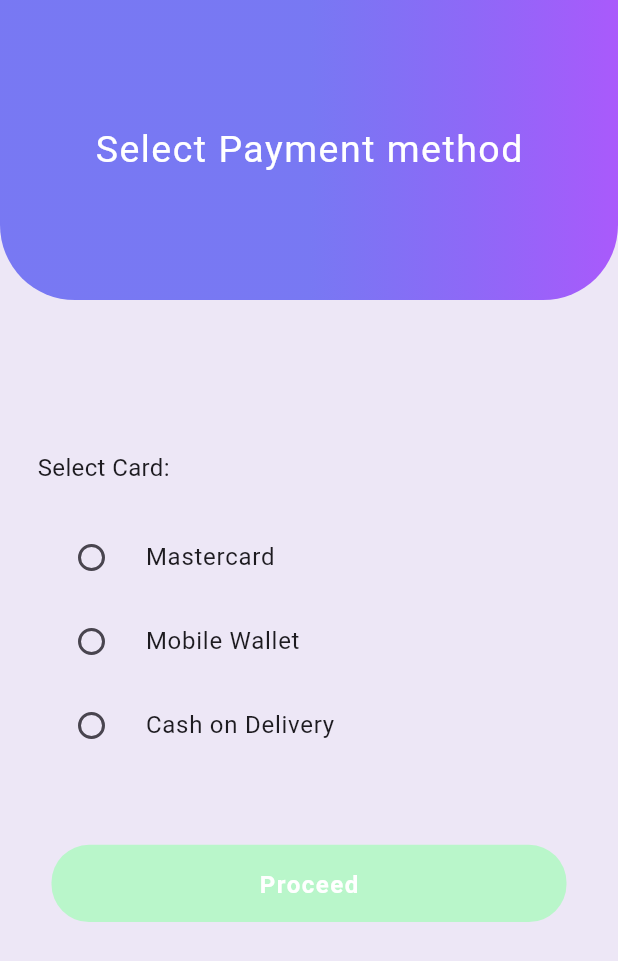
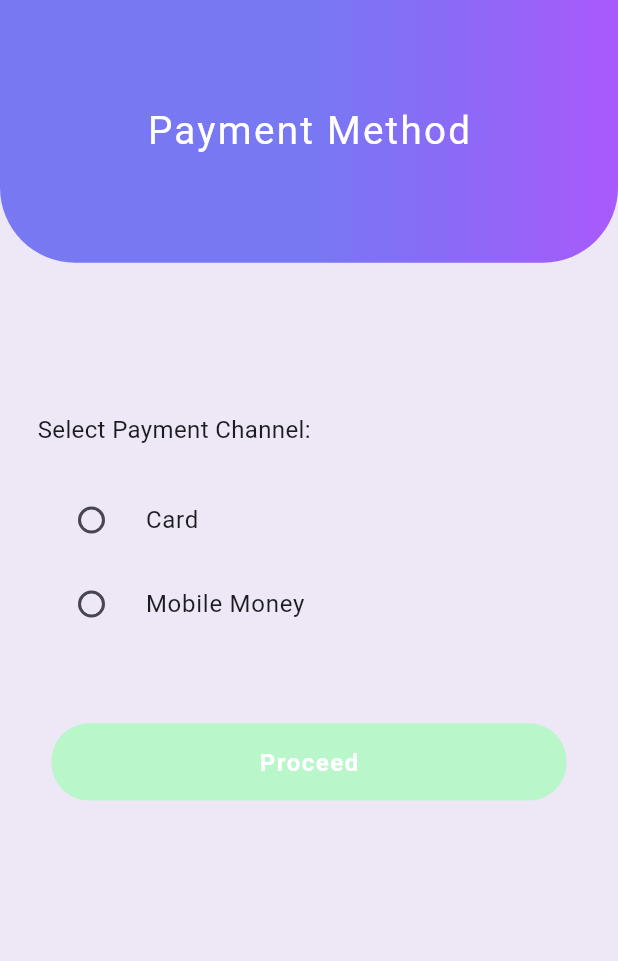
Before and after one commit to Khaleb165/cawil, a Flutter app: the PaymentMethodPage screen opened directly, on a phone screen of 412 x 824 dp. Shown: the top 961 px of the screen. Run offline on Flutter 3.47's test engine with Material 3 defaults, Android fonts, the phone set to English and light mode, and no system bars; our stand-ins replace dio, dotted_line, flutter_custom_clippers, flutter_dotenv, hive_flutter, page_transition and 1 more; missing offline and left inert: awesome_dio_interceptor; accounts and stored records are empty; statements that could not run were skipped.

Commit message:
feat: Introduce CustomAppBar widget and replace header containers in multiple screens

```diff
--- a/lib/view/screens/payment/payment_method.dart
+++ b/lib/view/screens/payment/payment_method.dart
@@ -1,6 +1,7 @@
 import 'package:cawil/core/constants/colors.dart';
 import 'package:cawil/core/constants/size_config.dart';
 import 'package:cawil/view/screens/payment/payment_details.dart';
+import 'package:cawil/view/widgets/custom_appbar.dart';
 import 'package:flutter/material.dart';
 
 class PaymentMethodPage extends StatefulWidget {
@@ -22,44 +23,14 @@
       body: SingleChildScrollView(
           child: Column(
         children: [
-          Container(
-            padding: const EdgeInsets.symmetric(horizontal: 35, vertical: 20),
-            margin: EdgeInsets.only(
-                top: MediaQuery.of(context).size.height * 0.0001),
-            width: double.infinity,
-            height: 200,
-            decoration: BoxDecoration(
-              gradient: LinearGradient(
-                colors: [
-                  deepBlueColor,
-                  deepBlueColor,
-                  purpleColor,
-                ],
-                tileMode: TileMode.clamp,
-              ),
-              borderRadius: const BorderRadius.only(
-                  bottomRight: Radius.elliptical(50, 50),
-                  bottomLeft: Radius.elliptical(50, 50)),
-            ),
-            child: Align(
-              alignment: Alignment.center,
-              child: Text(
-                'Select Payment method',
-                style: TextStyle(
-                  color: whiteColor,
-                  fontSize: 25,
-                  letterSpacing: 1,
-                ),
-              ),
-            ),
-          ),
+          const CustomAppBar(title: 'Payment Method'),
           Padding(
             padding: const EdgeInsets.only(left: 25, right: 15, top: 100),
             child: Column(
               crossAxisAlignment: crossStart,
               children: [
                 const Text(
-                  'Select Card:',
+                  'Select Payment Channel:',
                   style: TextStyle(fontSize: 16, fontWeight: FontWeight.w400),
                 ),
                 SizedBox(height: getProportionateScreenHeight(20)),
@@ -73,16 +44,12 @@
                   child: const Column(
                     children: [
                       RadioListTile<String>(
-                        title: Text('Mastercard'),
-                        value: 'Mastercard',
+                        title: Text('Card'),
+                        value: 'Card',
                       ),
                       RadioListTile<String>(
-                        title: Text('Mobile Wallet'),
-                        value: 'Mobile Wallet',
-                      ),
-                      RadioListTile<String>(
-                        title: Text('Cash on Delivery'),
-                        value: 'Cash on Delivery',
+                        title: Text('Mobile Money'),
+                        value: 'Mobile Money',
                       ),
                     ],
                   ),
--- /dev/null
+++ b/lib/view/widgets/custom_appbar.dart
@@ -0,0 +1,42 @@
+import 'package:cawil/core/constants/colors.dart';
+import 'package:cawil/core/constants/size_config.dart';
+import 'package:flutter/material.dart';
+
+class CustomAppBar extends StatelessWidget {
+  final String title;
+  const CustomAppBar({
+    super.key,
+    required this.title,
+  });
+
+  @override
+  Widget build(BuildContext context) {
+    return Container(
+      padding: EdgeInsets.symmetric(
+          horizontal: getProportionateScreenWidth(30),
+          vertical: getProportionateScreenHeight(20)),
+      width: double.infinity,
+      height: getProportionateScreenHeight(170),
+      decoration: BoxDecoration(
+        gradient: LinearGradient(
+          colors: [deepBlueColor, deepBlueColor, purpleColor],
+          tileMode: TileMode.clamp,
+        ),
+        borderRadius: const BorderRadius.vertical(
+          bottom: Radius.elliptical(50, 50),
+        ),
+      ),
+      child: Align(
+        alignment: Alignment.center,
+        child: Text(
+          title,
+          style: TextStyle(
+            color: whiteColor,
+            fontSize: getProportionateScreenHeight(25),
+            letterSpacing: 1.5,
+          ),
+        ),
+      ),
+    );
+  }
+}
```
Also changed, not shown: lib/view/screens/contact_details.dart (+2 -26 lines), lib/view/screens/seat_select.dart (+2 -28 lines), lib/view/widgets/ticket_details_card.dart (+5 -5 lines).
